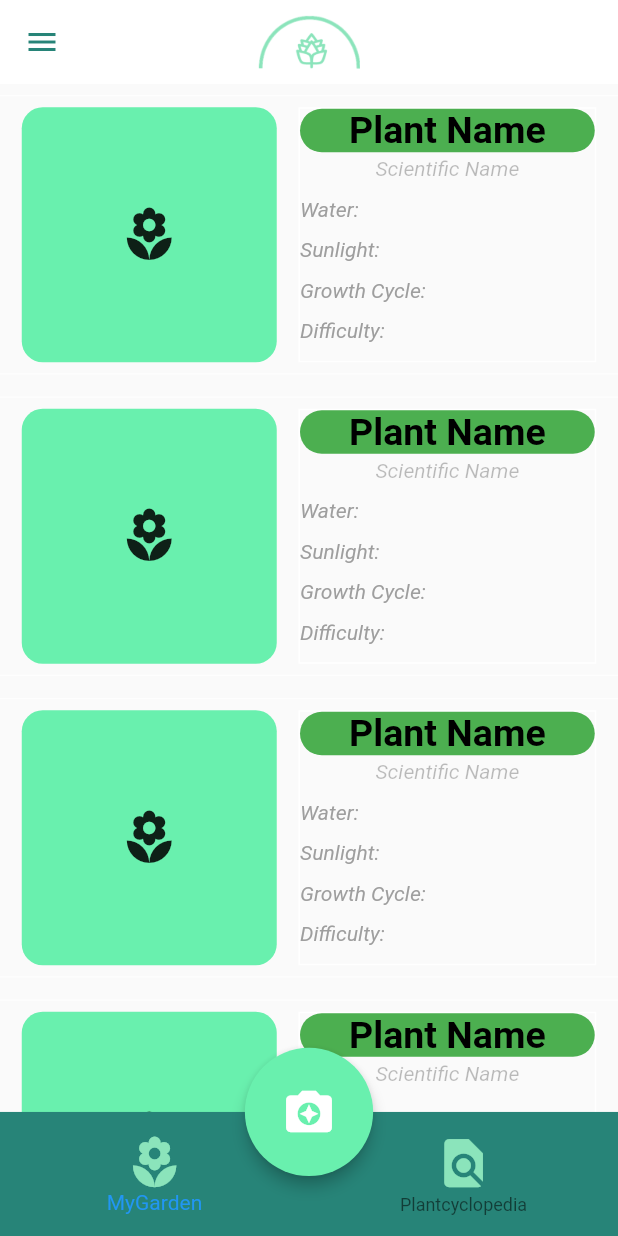
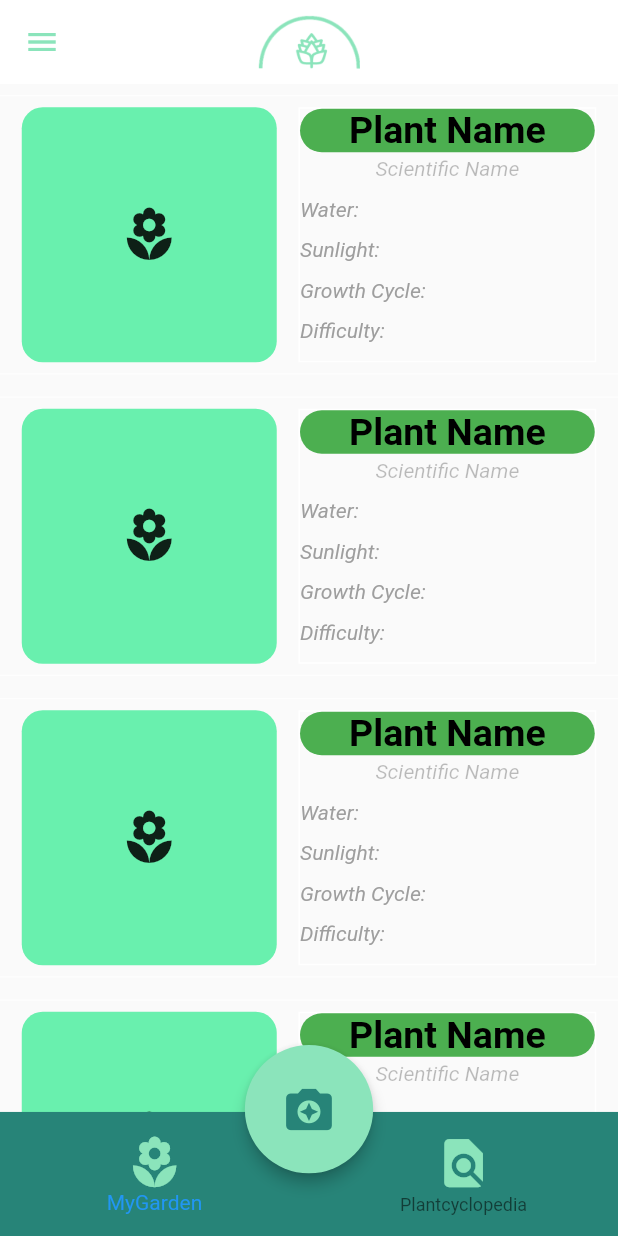
Before and after one commit to efollette/growio, a Flutter app: the screen it shows after launch, on a phone screen of 412 x 824 dp. Run offline on Flutter 3.47's test engine with Material 2 defaults, Android fonts, the phone set to English and light mode, and no system bars; our stand-ins replace image_picker.

Commit message:
Fuck this

```diff
--- a/lib/ui/mainPage.dart
+++ b/lib/ui/mainPage.dart
@@ -10,6 +10,9 @@ final controller = PageController(
 
 // Current page
 int currentPage = 0;
+
+// Boolean checks if camera button has been clicked
+bool cam = false;
 
 /*
  * Name: _handleLogOut
@@ -39,18 +42,68 @@ class _MainPageState extends State<MainPage> {
     ),
     backgroundColor: Colors.white,
     centerTitle: true,
-    iconTheme: IconThemeData(color: Color(0xFF278478)),
+    iconTheme: IconThemeData(color: Color(0xFF8BE4BB)),
     elevation: 0,
   );
 
-  // Floating action button to go to camera
-  final FloatingActionButton _fab = FloatingActionButton(
+  // All 3 FABS
+  Column _makeFabz(BuildContext context) {
+    return Column(
+      mainAxisAlignment: MainAxisAlignment.end,
+      children: <Widget>[
+        cam ? Row(
+          mainAxisAlignment: MainAxisAlignment.center,
+          children: <Widget>[
+            // Gallery FAB
+            FloatingActionButton(
               onPressed: () {},
+              child: Icon(Icons.photo),
+              backgroundColor: Color(0xFF8BE4BB),
+              foregroundColor: Color(0xFF278478),
+              mini: true,
+            ),
+            // Space between the two other FABS
+            Padding(padding: const EdgeInsets.all(5.0)),
+            // Photo FAB
+            FloatingActionButton(
+              onPressed: () {},
+              child: Icon(Icons.camera),
+              backgroundColor: Color(0xFF8BE4BB),
+              foregroundColor: Color(0xFF278478),
+              mini: true,
+            ),
+          ],
+        ) : Row(),
+        Row(
+          mainAxisAlignment: MainAxisAlignment.center,
+          children: <Widget>[
+            Container(
+              height: 85/819 * MediaQuery.of(context).size.height,
+              child: FittedBox(
+                child:  FloatingActionButton(
+                  onPressed: () {
+                    // Display or hide the camera options
+                    setState(() {
+                      cam = !cam;
+                    });
+                  },
                   tooltip: 'Add a plant',
                   child: Icon(Icons.camera_enhance),
-    backgroundColor: Colors.greenAccent,
+                  backgroundColor: Color(0xFF8BE4BB),
+                  foregroundColor: Color(0xFF278478),
                   elevation: 4.0,
+                ),
+              ),
+            )
+          ],
+        ),
+        // Set the FABS to be on the top of the bottom navigation bar
+        Padding(
+          padding: EdgeInsets.only(bottom: kBottomNavigationBarHeight - 14/812 * MediaQuery.of(context).size.height)
+        ),
+      ],
     );
+  }
 
   // Navigation method
   void _onTabTapped(int index) {
@@ -82,25 +135,7 @@ class _MainPageState extends State<MainPage> {
 
   // Bottom navigation bar that can also navigate to the pages
   Theme _createBottomNavBar(BuildContext context) {
-    return Theme(
-        data: Theme.of(context).copyWith(
-          canvasColor: Color(0xFF278478),
-        ),
-        child: Container(
-          decoration: BoxDecoration(
-            color: Color(0xFF278478),
-            border: Border(
-              top: BorderSide(
-                color: Color(0xFF278478),
-                width: 7/812 * MediaQuery.of(context).size.height,
-              ),
-              bottom: BorderSide(
-                color: Color(0xFF278478),
-                width: 7/812 * MediaQuery.of(context).size.height,
-              ),
-            )
-          ),
-          child: BottomNavigationBar(
+    BottomNavigationBar _botNav = BottomNavigationBar(
       elevation: 0.0,
       onTap: _onTabTapped,
       currentIndex: currentPage,
@@ -132,7 +167,26 @@ class _MainPageState extends State<MainPage> {
           ),
         ),
       ],
+    );
+    return Theme(
+        data: Theme.of(context).copyWith(
+          canvasColor: Color(0xFF278478),
         ),
+        child: Container(
+          decoration: BoxDecoration(
+            color: Color(0xFF278478),
+            border: Border(
+              top: BorderSide(
+                color: Color(0xFF278478),
+                width: 7/812 * MediaQuery.of(context).size.height,
+              ),
+              bottom: BorderSide(
+                color: Color(0xFF278478),
+                width: 7/812 * MediaQuery.of(context).size.height,
+              ),
+            )
+          ),
+          child: _botNav,
         ),
     );
   }
@@ -193,12 +247,7 @@ class _MainPageState extends State<MainPage> {
         ],
       ),
       bottomNavigationBar: _createBottomNavBar(context),
-      floatingActionButton: _showFab ? Container(
-        height: 85/819 * MediaQuery.of(context).size.height,
-        child: FittedBox(
-          child: _fab,
-        ),
-      ) : null,
+      floatingActionButton: _showFab ? _makeFabz(context) : null,
       floatingActionButtonLocation: FloatingActionButtonLocation.centerDocked,
     );
   }
--- a/lib/ui/plantcyclopedia.dart
+++ b/lib/ui/plantcyclopedia.dart
@@ -26,6 +26,7 @@ class _PlantcyclopediaState extends State<Plantcyclopedia> {
       backgroundColor: Colors.white,
       body: Column(
         children: <Widget>[
+          // Title
           Container(
             color: Colors.white,
             alignment: Alignment.center,
@@ -41,6 +42,7 @@ class _PlantcyclopediaState extends State<Plantcyclopedia> {
             ),
           ),
           Padding(padding: const EdgeInsets.all(10.0)),
+          // Search bar
           Container(
             color: Colors.white,
             width: MediaQuery.of(context).size.width - 75.0,
```
Lines whose indentation alone changed are shown as unchanged.
